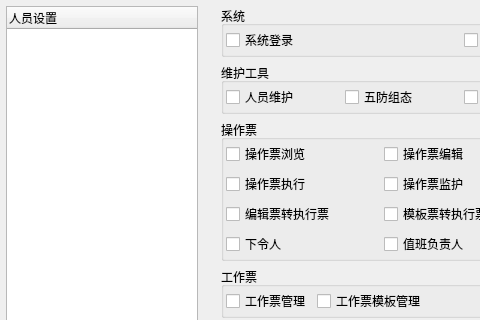
Qt form privilegeset.ui (rcswhuang/privilege) before a commit; both pictures show x 0 to 480 and y 0 to 320 of the 706 by 451 pixel window.
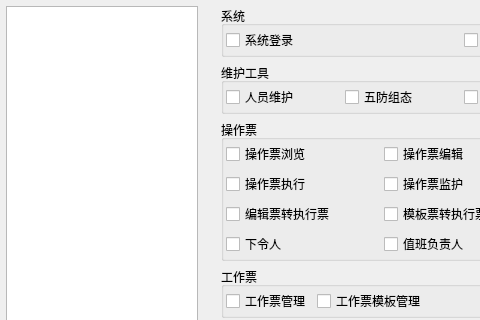
The same form after that commit.

Patch:
```diff
--- a/privilegeset.ui
+++ b/privilegeset.ui
@@ -30,6 +30,9 @@
     <layout class="QHBoxLayout" name="horizontalLayout_7" stretch="2,0,5">
      <item>
       <widget class="QTreeWidget" name="manTreeWidget">
+       <attribute name="headerVisible">
+        <bool>false</bool>
+       </attribute>
        <column>
         <property name="text">
          <string notr="true">人员设置</string>
```
Left out of the diff: 2 changed lines with no effect on the pictures.
